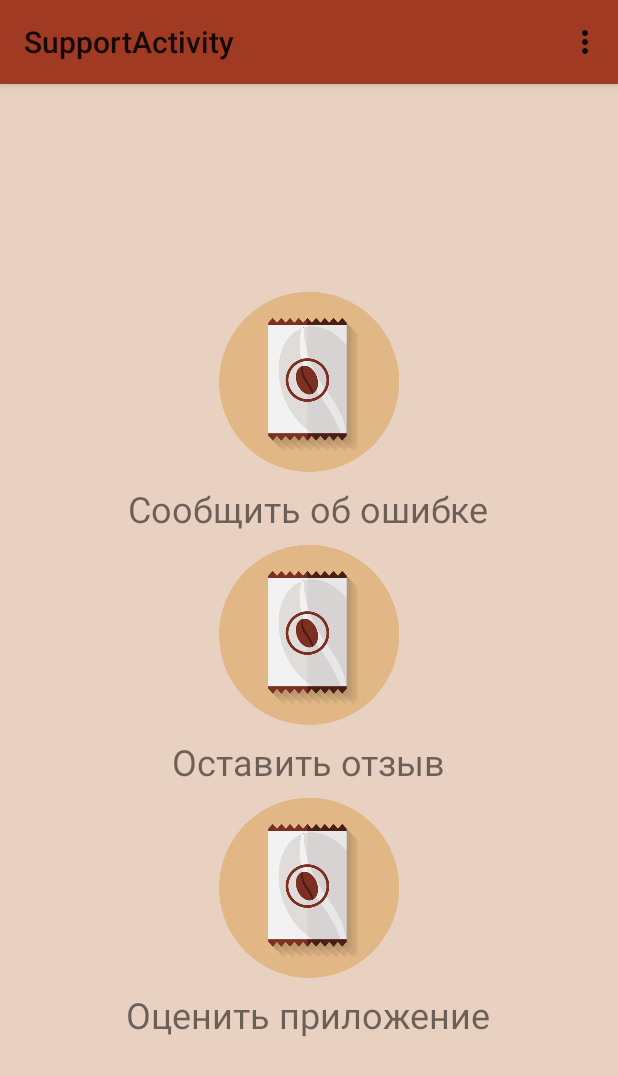
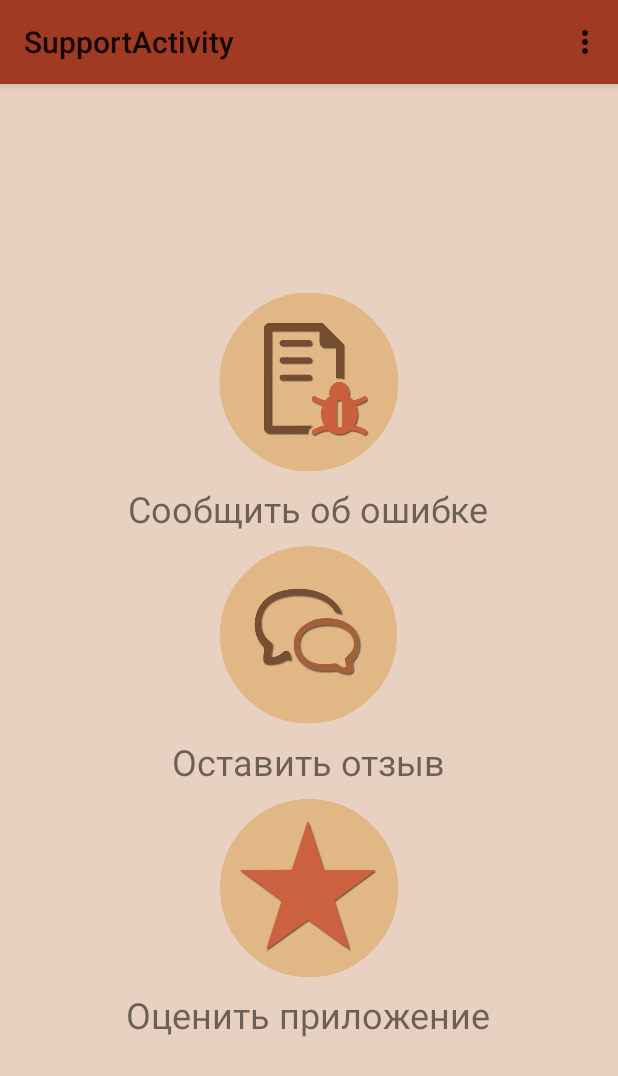
Before and after one commit to panidarynka/CoffeeApp, an Android app: the fragment SupportFragment placed in its activity, on a phone screen of 412 x 824 dp. Shown: the top 1076 px of the screen. Run offline under Robolectric (Android 15) with nearby library versions, the light colour scheme and no system bars; network calls fail; 1 statement that could not run was skipped.

Commit message:
Landscape layout for support fragment

```diff
--- /dev/null
+++ b/app/src/main/res/layout-land/fragment_support.xml
@@ -0,0 +1,80 @@
+<?xml version="1.0" encoding="utf-8"?>
+<LinearLayout xmlns:android="http://schemas.android.com/apk/res/android"
+    android:orientation="horizontal" android:layout_width="match_parent"
+    android:background="@color/background"
+    android:layout_height="match_parent">
+    <LinearLayout
+        android:layout_gravity="center_vertical"
+        android:layout_weight="1"
+        android:layout_width="wrap_content"
+        android:layout_height="wrap_content"
+        android:orientation="vertical">
+        <ImageView
+            android:layout_gravity="center_horizontal"
+            android:layout_width="@dimen/size_pic"
+            android:layout_height="@dimen/size_pic"
+            android:src="@drawable/bug_button2"
+            android:id="@+id/bug"
+            android:layout_marginBottom="8dp"
+            android:clickable="true"
+            />
+        <TextView
+            android:layout_width="wrap_content"
+            android:layout_height="wrap_content"
+            android:id="@+id/textView1"
+            android:layout_gravity="center_horizontal"
+            android:gravity="center_horizontal"
+            android:textSize="@dimen/activity_types_name"
+            android:text="Сообщить об ошибке"/>
+    </LinearLayout>
+
+
+<LinearLayout
+    android:layout_weight="1"
+    android:orientation="vertical"
+    android:layout_gravity="center_vertical"
+    android:layout_width="wrap_content"
+    android:layout_height="wrap_content">
+    <ImageView
+        android:layout_width="@dimen/size_pic"
+        android:layout_height="@dimen/size_pic"
+        android:layout_gravity="center_horizontal"
+        android:src="@drawable/feeedback_button"
+        android:layout_marginBottom="8dp"
+        android:id="@+id/feedback"/>
+    <TextView
+        android:layout_gravity="center_horizontal"
+        android:gravity="center_horizontal"
+        android:layout_width="wrap_content"
+        android:layout_height="wrap_content"
+        android:id="@+id/textView2"
+        android:textSize="@dimen/activity_types_name"
+        android:text="Оставить отзыв"/>
+
+</LinearLayout>
+    <LinearLayout
+        android:layout_gravity="center_vertical"
+        android:orientation="vertical"
+        android:layout_weight="1"
+        android:layout_width="wrap_content"
+        android:layout_height="wrap_content">
+
+        <ImageView
+            android:layout_width="@dimen/size_pic"
+            android:layout_height="@dimen/size_pic"
+            android:src="@drawable/star_button"
+            android:layout_gravity="center_horizontal"
+            android:layout_marginBottom="8dp"
+            android:id="@+id/like"/>
+
+        <TextView
+            android:gravity="center_horizontal"
+            android:layout_width="wrap_content"
+            android:layout_height="wrap_content"
+            android:id="@+id/textView3"
+            android:layout_gravity="center_horizontal"
+            android:textSize="@dimen/activity_types_name"
+            android:text="Оценить приложение"/>
+    </LinearLayout>
+
+</LinearLayout>
--- a/app/src/main/res/layout/fragment_support.xml
+++ b/app/src/main/res/layout/fragment_support.xml
@@ -7,7 +7,7 @@
 <ImageView
     android:layout_width="@dimen/size_pic"
     android:layout_height="@dimen/size_pic"
-    android:src="@drawable/about_coffee"
+    android:src="@drawable/bug_button2"
     android:layout_margin="8dp"
     android:id="@+id/bug"
     android:clickable="true"
@@ -21,7 +21,7 @@
     <ImageView
         android:layout_width="@dimen/size_pic"
         android:layout_height="@dimen/size_pic"
-        android:src="@drawable/about_coffee"
+        android:src="@drawable/feeedback_button"
         android:layout_margin="8dp"
         android:id="@+id/feedback"/>
     <TextView
@@ -33,7 +33,7 @@
     <ImageView
         android:layout_width="@dimen/size_pic"
         android:layout_height="@dimen/size_pic"
-        android:src="@drawable/about_coffee"
+        android:src="@drawable/star_button"
         android:layout_margin="8dp"
         android:id="@+id/like"/>
     <TextView
```
Also changed, not shown: app/src/main/res/drawable/bug_button2.png (added), app/src/main/res/drawable/feeedback_button.png (added), app/src/main/res/drawable/star_button.png (added), app/src/main/res/layout/activity_support.xml (line endings or trailing spaces).
